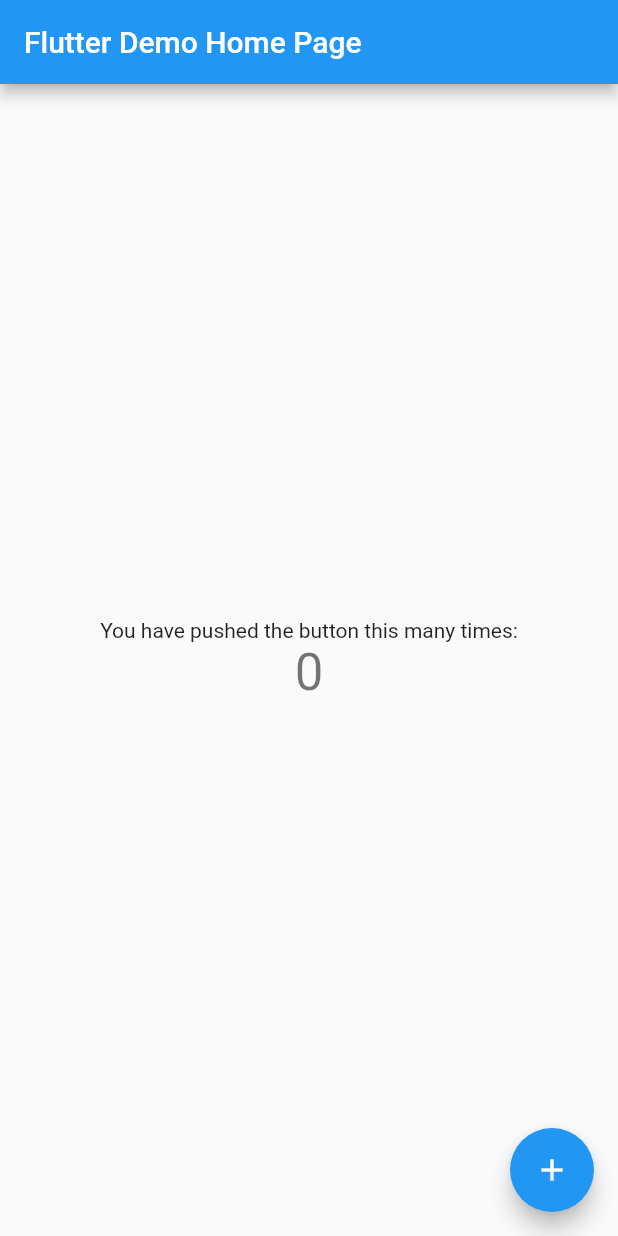
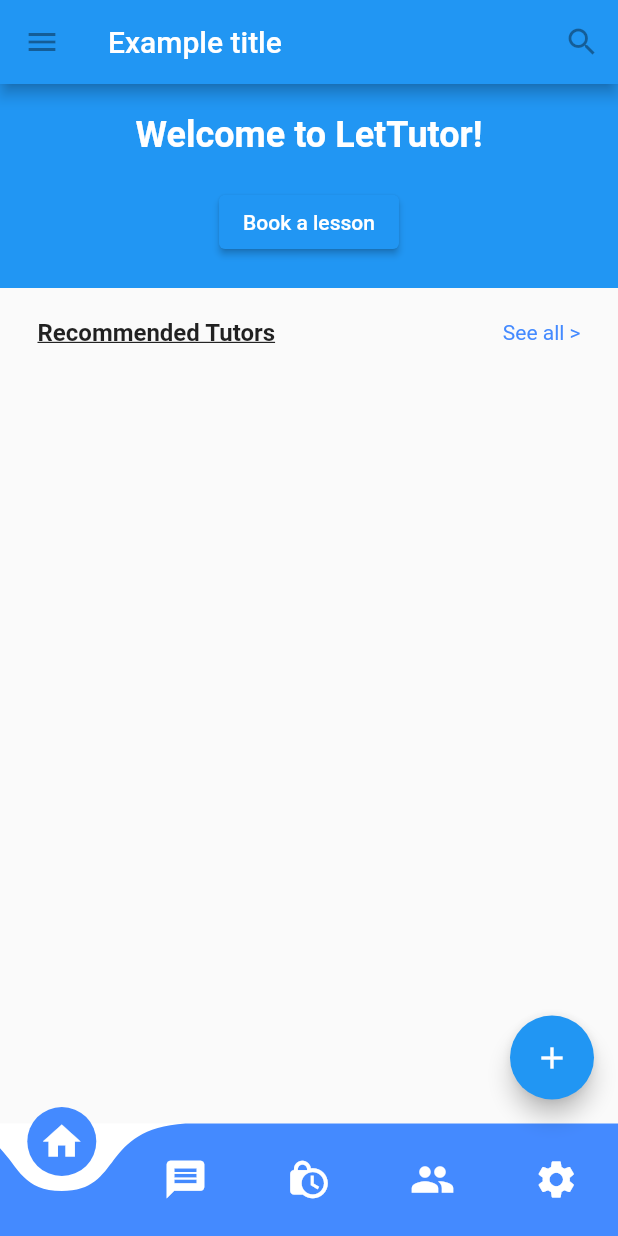
Before and after one commit to luong07734/lettutor, a Flutter app: the screen it shows after launch, on a phone screen of 412 x 824 dp. Run offline on Flutter 3.47's test engine with Material 2 defaults, Android fonts, the phone set to English and light mode, and no system bars; drawn by our look-alikes of curved_navigation_bar.

```diff
--- /dev/null
+++ b/lib/constants/asset_manager.dart
@@ -0,0 +1,6 @@
+class AssetsManager {
+  static String imagePath = 'assets/images';
+  static String appLogoImage = '$imagePath/app_logo.png';
+  static String chatgptImage = '$imagePath/chat_gpt_logo.png';
+  static String googleImage = '$imagePath/google_logo.png';
+}
--- /dev/null
+++ b/lib/constants/color_manager.dart
@@ -0,0 +1,5 @@
+import 'package:flutter/material.dart';
+
+class ColorsManager {
+  static Color primaryColor = const Color(0xff0071f0);
+}
--- a/lib/main.dart
+++ b/lib/main.dart
@@ -1,115 +1,97 @@
+import 'package:curved_navigation_bar/curved_navigation_bar.dart';
 import 'package:flutter/material.dart';
+import 'package:lettutor/constants/color_manager.dart';
+import 'package:lettutor/view/authentication/pages/forgot_password.dart';
+import 'package:lettutor/view/authentication/pages/log_in.dart';
+import 'package:lettutor/view/authentication/pages/sign_up.dart';
+import 'package:lettutor/view/main_feature/pages/HomePage.dart';
 
 void main() {
-  runApp(const MyApp());
+  runApp(
+    MaterialApp(
+      debugShowCheckedModeBanner: false,
+      title: 'Flutter Tutorial',
+      home: MyApp(),
+    ),
+  );
 }
 
-class MyApp extends StatelessWidget {
+class MyApp extends StatefulWidget {
   const MyApp({super.key});
 
+  @override
+  State<MyApp> createState() => _MyAppState();
+}
+
+class _MyAppState extends State<MyApp> {
   // This widget is the root of your application.
+  int _page = 0;
+  GlobalKey<CurvedNavigationBarState> _bottomNavigationKey = GlobalKey();
   @override
   Widget build(BuildContext context) {
-    return MaterialApp(
-      title: 'Flutter Demo',
-      theme: ThemeData(
-        // This is the theme of your application.
-        //
-        // Try running your application with "flutter run". You'll see the
-        // application has a blue toolbar. Then, without quitting the app, try
-        // changing the primarySwatch below to Colors.green and then invoke
-        // "hot reload" (press "r" in the console where you ran "flutter run",
-        // or simply save your changes to "hot reload" in a Flutter IDE).
-        // Notice that the counter didn't reset back to zero; the application
-        // is not restarted.
-        primarySwatch: Colors.blue,
+    return Scaffold(
+      appBar: AppBar(
+        leading: const IconButton(
+          icon: Icon(Icons.menu),
+          tooltip: 'Navigation menu',
+          onPressed: null,
+        ),
+        title: const Text('Example title'),
+        actions: const [
+          IconButton(
+            icon: Icon(Icons.search),
+            tooltip: 'Search',
+            onPressed: null,
+          ),
+        ],
       ),
-      home: const MyHomePage(title: 'Flutter Demo Home Page'),
+      // body is the majority of the screen.
+      body: Container(
+        // color: Colors.blueAccent,
+        child: HomePage(page: _page, bottomNavigationKey: _bottomNavigationKey),
+      ),
+      floatingActionButton: const FloatingActionButton(
+        tooltip: 'Add', // used by assistive technologies
+        onPressed: null,
+        child: Icon(Icons.add),
+      ),
+      bottomNavigationBar: CurvedNavigationBar(
+        backgroundColor: Colors.white,
+        color: Colors.blueAccent,
+        items: const <Widget>[
+          Icon(
+            Icons.home,
+            size: 30,
+            color: Colors.white,
+          ),
+          Icon(
+            Icons.message,
+            size: 30,
+            color: Colors.white,
+          ),
+          Icon(
+            Icons.lock_clock,
+            size: 30,
+            color: Colors.white,
+          ),
+          Icon(
+            Icons.people,
+            size: 30,
+            color: Colors.white,
+          ),
+          Icon(
+            Icons.settings,
+            size: 30,
+            color: Colors.white,
+          ),
+        ],
+        onTap: (index) {
+          //Handle button tap
+          setState(() {
+            _page = index;
+          });
+        },
+      ),
     );
   }
 }
-
-class MyHomePage extends StatefulWidget {
-  const MyHomePage({super.key, required this.title});
-
-  // This widget is the home page of your application. It is stateful, meaning
-  // that it has a State object (defined below) that contains fields that affect
-  // how it looks.
-
-  // This class is the configuration for the state. It holds the values (in this
-  // case the title) provided by the parent (in this case the App widget) and
-  // used by the build method of the State. Fields in a Widget subclass are
-  // always marked "final".
-
-  final String title;
-
-  @override
-  State<MyHomePage> createState() => _MyHomePageState();
-}
-
-class _MyHomePageState extends State<MyHomePage> {
-  int _counter = 0;
-
-  void _incrementCounter() {
-    setState(() {
-      // This call to setState tells the Flutter framework that something has
-      // changed in this State, which causes it to rerun the build method below
-      // so that the display can reflect the updated values. If we changed
-      // _counter without calling setState(), then the build method would not be
-      // called again, and so nothing would appear to happen.
-      _counter++;
-    });
-  }
-
-  @override
-  Widget build(BuildContext context) {
-    // This method is rerun every time setState is called, for instance as done
-    // by the _incrementCounter method above.
-    //
-    // The Flutter framework has been optimized to make rerunning build methods
-    // fast, so that you can just rebuild anything that needs updating rather
-    // than having to individually change instances of widgets.
-    return Scaffold(
-      appBar: AppBar(
-        // Here we take the value from the MyHomePage object that was created by
-        // the App.build method, and use it to set our appbar title.
-        title: Text(widget.title),
-      ),
-      body: Center(
-        // Center is a layout widget. It takes a single child and positions it
-        // in the middle of the parent.
-        child: Column(
-          // Column is also a layout widget. It takes a list of children and
-          // arranges them vertically. By default, it sizes itself to fit its
-          // children horizontally, and tries to be as tall as its parent.
-          //
-          // Invoke "debug painting" (press "p" in the console, choose the
-          // "Toggle Debug Paint" action from the Flutter Inspector in Android
-          // Studio, or the "Toggle Debug Paint" command in Visual Studio Code)
-          // to see the wireframe for each widget.
-          //
-          // Column has various properties to control how it sizes itself and
-          // how it positions its children. Here we use mainAxisAlignment to
-          // center the children vertically; the main axis here is the vertical
-          // axis because Columns are vertical (the cross axis would be
-          // horizontal).
-          mainAxisAlignment: MainAxisAlignment.center,
-          children: <Widget>[
-            const Text(
-              'You have pushed the button this many times:',
-            ),
-            Text(
-              '$_counter',
-              style: Theme.of(context).textTheme.headline4,
-            ),
-          ],
-        ),
-      ),
-      floatingActionButton: FloatingActionButton(
-        onPressed: _incrementCounter,
-        tooltip: 'Increment',
-        child: const Icon(Icons.add),
-      ), // This trailing comma makes auto-formatting nicer for build methods.
-    );
-  }
-}
--- /dev/null
+++ b/lib/view/main_feature/pages/HomePage.dart
@@ -0,0 +1,73 @@
+import 'package:curved_navigation_bar/curved_navigation_bar.dart';
+import 'package:flutter/material.dart';
+
+class HomePage extends StatelessWidget {
+  const HomePage({
+    Key? key,
+    required int page,
+    required GlobalKey<CurvedNavigationBarState> bottomNavigationKey,
+  })  : _page = page,
+        _bottomNavigationKey = bottomNavigationKey,
+        super(key: key);
+
+  final int _page;
+  final GlobalKey<CurvedNavigationBarState> _bottomNavigationKey;
+
+  @override
+  Widget build(BuildContext context) {
+    return Column(
+      children: [
+        Container(
+          color: Colors.blue, // màu nền của container
+          width:
+              double.infinity, // chiều rộng của container bằng toàn bộ màn hình
+          padding: const EdgeInsets.symmetric(
+              vertical: 20.0), // khoảng cách giữa các phần tử trong container
+          child: Column(
+            mainAxisAlignment:
+                MainAxisAlignment.center, // canh giữa các phần tử
+            children: [
+              const Text(
+                'Welcome to LetTutor!',
+                style: TextStyle(
+                  color: Colors.white,
+                  fontSize: 24.0,
+                  fontWeight: FontWeight.bold,
+                ),
+              ),
+              const SizedBox(
+                  height: 20.0), // khoảng cách giữa tiêu đề và nút bấm
+              ElevatedButton(
+                onPressed: () {},
+                child: const Text('Book a lesson'),
+              ),
+            ],
+          ),
+        ),
+        const SizedBox(
+          height: 20,
+        ),
+        Padding(
+          padding: const EdgeInsets.symmetric(horizontal: 25.0),
+          child: Row(
+            mainAxisAlignment: MainAxisAlignment.spaceBetween,
+            children: const [
+              Text(
+                'Recommended Tutors',
+                style: TextStyle(
+                  fontWeight: FontWeight.bold, // Chữ in đậm
+                  fontSize: 16.0, // Cỡ chữ 16
+                  decoration: TextDecoration.underline, // Gạch chân
+                ),
+              ),
+              Text(
+                'See all >',
+                style: TextStyle(color: Colors.blueAccent),
+              ),
+            ],
+          ),
+        ),
+      ],
+    );
+  }
+}
```
Also changed, not shown: lib/view/authentication/components/custom_button.dart (added, +34 -0 lines), lib/view/authentication/components/custom_textfield.dart (added, +39 -0 lines), lib/view/authentication/pages/forgot_password.dart (added, +61 -0 lines), lib/view/authentication/pages/log_in.dart (added, +170 -0 lines), lib/view/authentication/pages/sign_up.dart (added, +156 -0 lines), pubspec.yaml (+4 -3 lines), assets/images/app_logo.png (added), assets/images/chat_gpt_logo.png (added), assets/images/google_logo.png (added), pubspec.lock, 9 other files.
